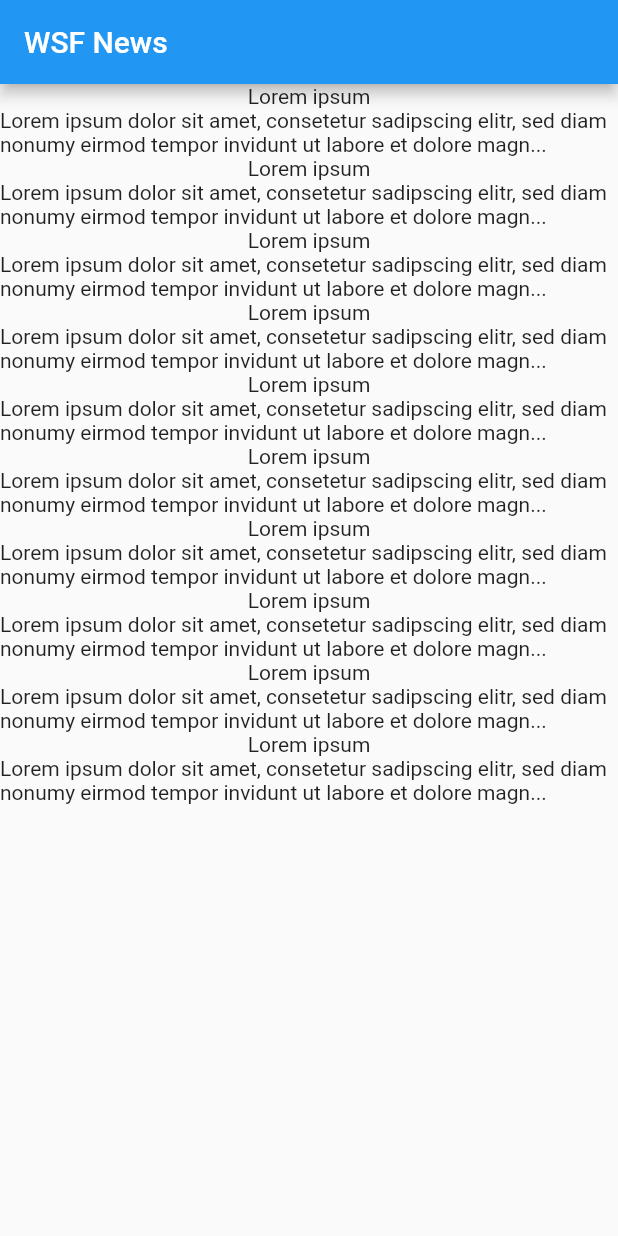
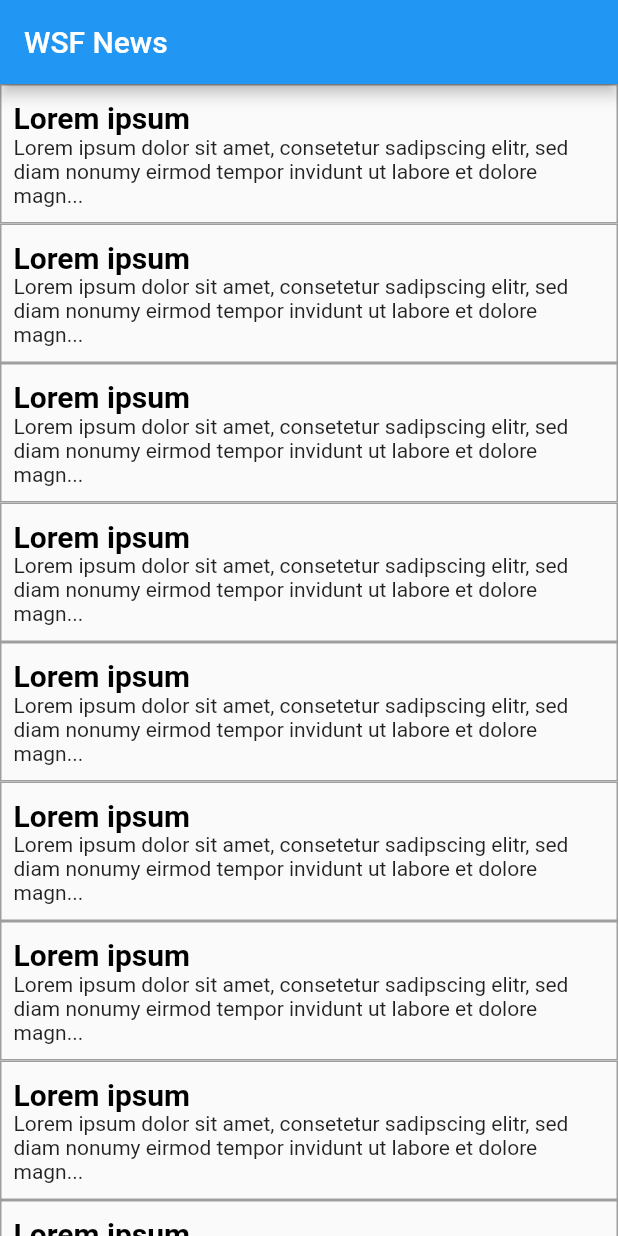
Before and after one commit to Luckytama/wsf_app, a Flutter app: the screen it shows after launch, on a phone screen of 412 x 824 dp. Run offline on Flutter 3.47's test engine with Material 2 defaults, Android fonts, the phone set to English and light mode, and no system bars.

Commit message:
news_page # Some design changes

```diff
--- a/lib/news_page/news_page.dart
+++ b/lib/news_page/news_page.dart
@@ -1,7 +1,7 @@
 import 'package:flutter/material.dart';
-import 'dart:math';
 
 final _maxTeaserBodyLength = 120;
+
 
 final _newsWidgets = <NewsWidget>[
   new NewsWidget(
@@ -56,10 +56,12 @@ class NewsPage extends StatelessWidget {
 
   @override
   Widget build(BuildContext context) {
-    final listView = Container(child: _buildNewsWidgets());
+    final listView = Container(
+      child: _buildNewsWidgets(),
+    );
 
     final appBar = AppBar(
-      title: Text("WSF News"),
+      title: Text("WSF News", style: TextStyle(),),
     );
 
     return Scaffold(
@@ -85,14 +87,18 @@ class NewsWidget extends StatelessWidget {
   Widget build(BuildContext context) {
     return Material(
         child: Container(
+          decoration: new BoxDecoration(border: Border.all(color: Colors.grey)),
             child: InkWell(
                 onTap: () => _navigateToNewsScreen(context),
-                child: Column(
-                  children: <Widget>[
-                    new Text(headline),
-                    new Text(_createTeaserBody()),
-                  ],
-                ))));
+                child: Padding(
+                    padding: EdgeInsets.symmetric(vertical: 10.0, horizontal: 8.0),
+                    child: Column(
+                      crossAxisAlignment: CrossAxisAlignment.start,
+                      children: <Widget>[
+                        Text(headline, style: TextStyle(color: Colors.black, fontSize: 20.0, fontWeight: FontWeight.bold, ),),
+                        Text(_createTeaserBody()),
+                      ],
+                    )))));
   }
 
   void _navigateToNewsScreen(BuildContext context) {
```
Also changed, not shown: 1 other file.
